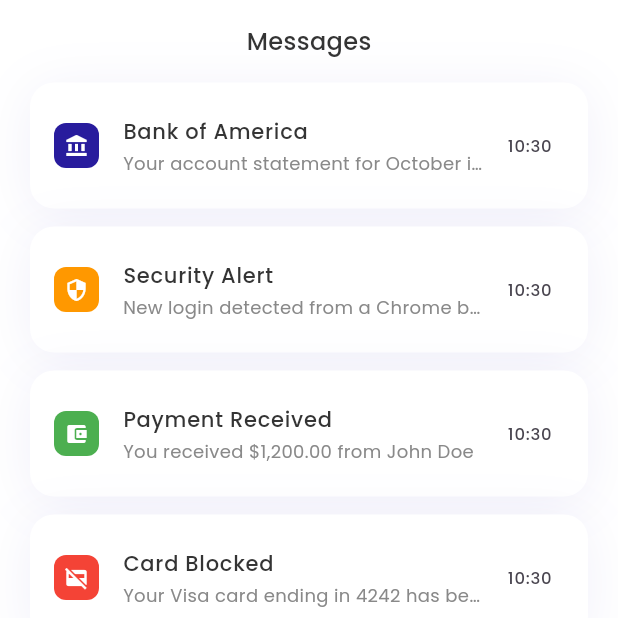
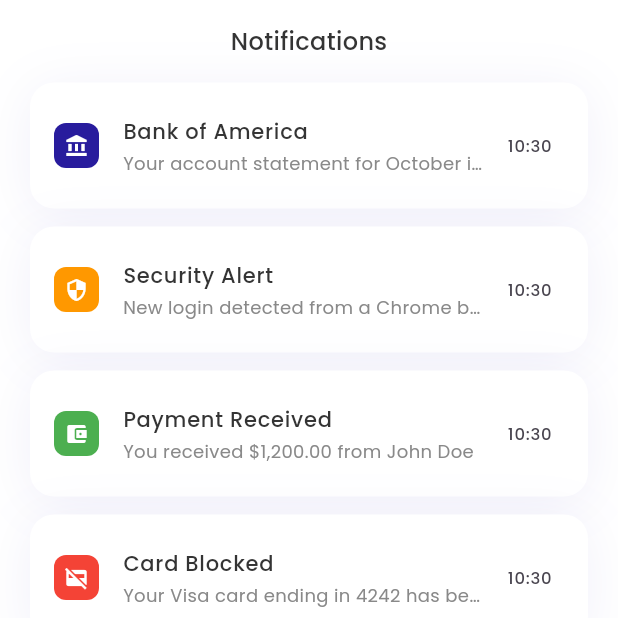
Before and after one commit to Jo-shua09/iBank, a Flutter app: the NotificationScreen screen opened by its route, on a phone screen of 412 x 824 dp, the top half of it. Run offline on Flutter 3.47's test engine with Material 3 defaults, Android fonts, the phone set to English and light mode, and no system bars; our stand-ins replace flutter_svg, go_router.

Commit message:
Update title in notification screen from 'Messages' to 'Notifications'
Co-authored-by: Copilot <copilot@github.com>

```diff
--- a/lib/features/notifications/view/notification_screen.dart
+++ b/lib/features/notifications/view/notification_screen.dart
@@ -17,7 +17,7 @@ class NotificationScreen extends StatelessWidget {
             mainAxisAlignment: MainAxisAlignment.start,
             children: [
               Text(
-                'Messages',
+                'Notifications',
                 style: AppTextStyles.body1.copyWith(color: AppColors.neutral1),
               ),
               const SizedBox(height: 16),
```
